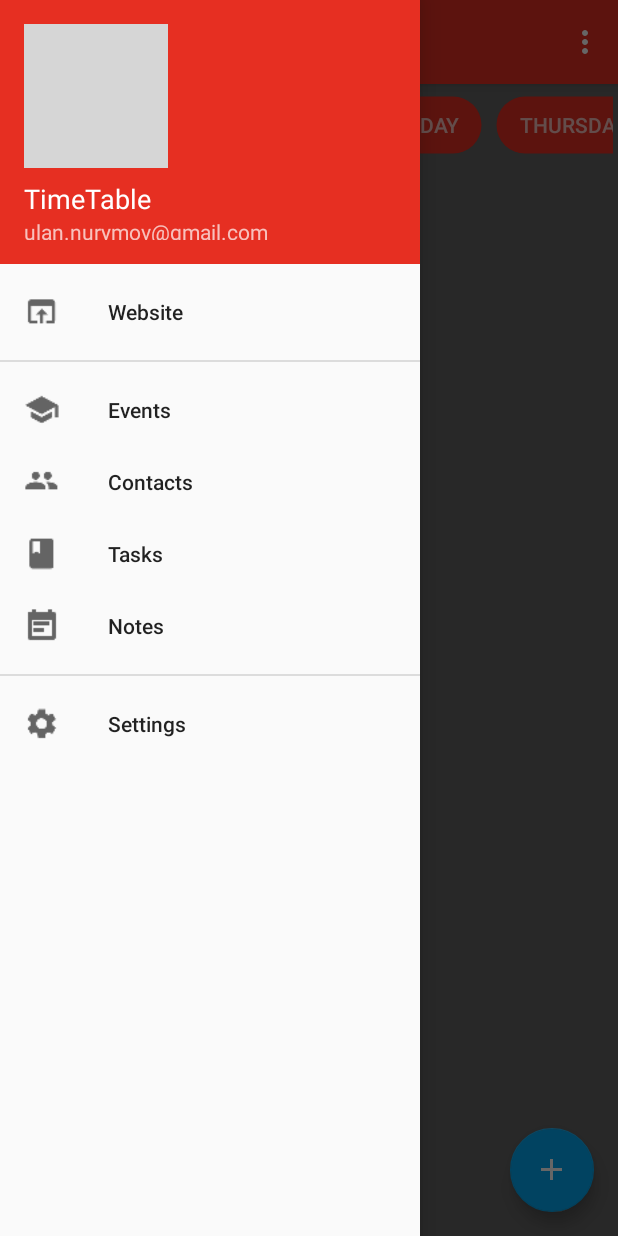
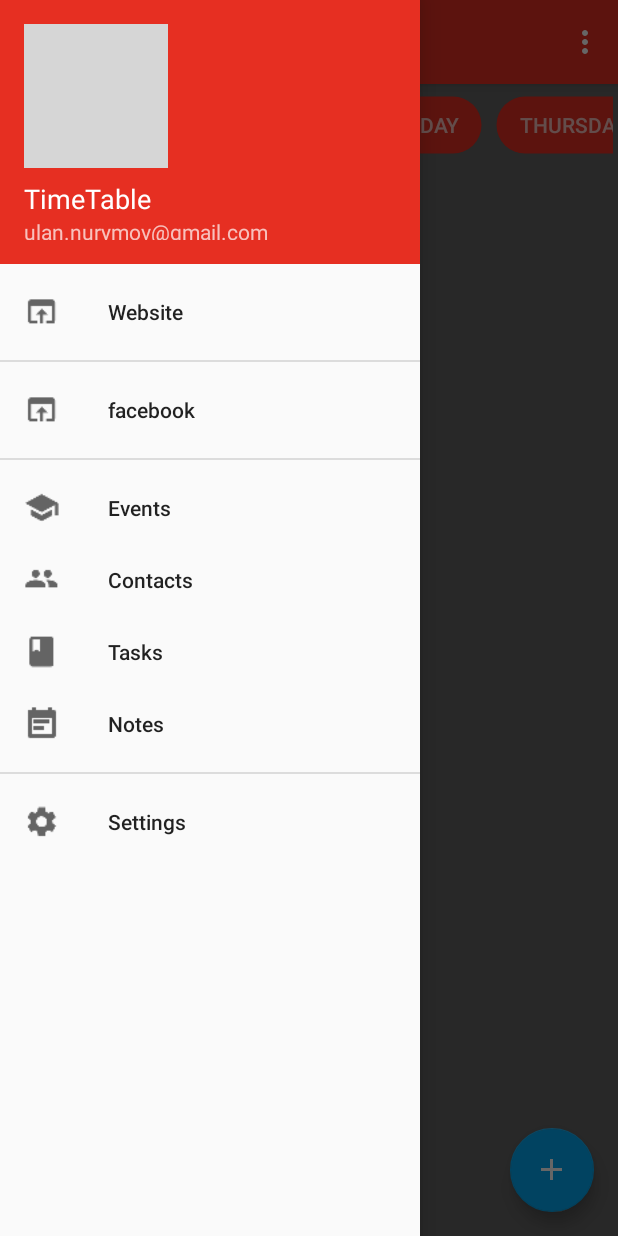
Before and after one commit to simon2021521/TimeTable-master, an Android app: the MainActivity screen opened directly, with no data from a screen before it, with the side drawer open, on a phone screen of 412 x 824 dp. Run offline under Robolectric (Android 15) with nearby library versions, the phone set to English and light mode, and no system bars; libraries missing offline, so code that uses them is left out: org.xdty.preference; Roboto replaces fonts that are not available here; grey boxes are pictures that could not be loaded.

Commit message:
Update activity_main_drawer.xml

```diff
--- a/app/src/main/res/menu/activity_main_drawer.xml
+++ b/app/src/main/res/menu/activity_main_drawer.xml
@@ -10,6 +10,14 @@
             android:id="@+id/schoolwebsitemenu"
             android:icon="@drawable/baseline_open_in_browser_black_18"
             android:title="@string/school_website" />
+    </group>
+
+    <group android:id="@+id/menu_social"
+        android:checkableBehavior="none">
+        <item
+            android:id="@+id/facebook"
+            android:icon="@drawable/baseline_open_in_browser_black_18"
+            android:title="facebook" />
     </group>
 
     <group android:id="@+id/menu_mid"
```
